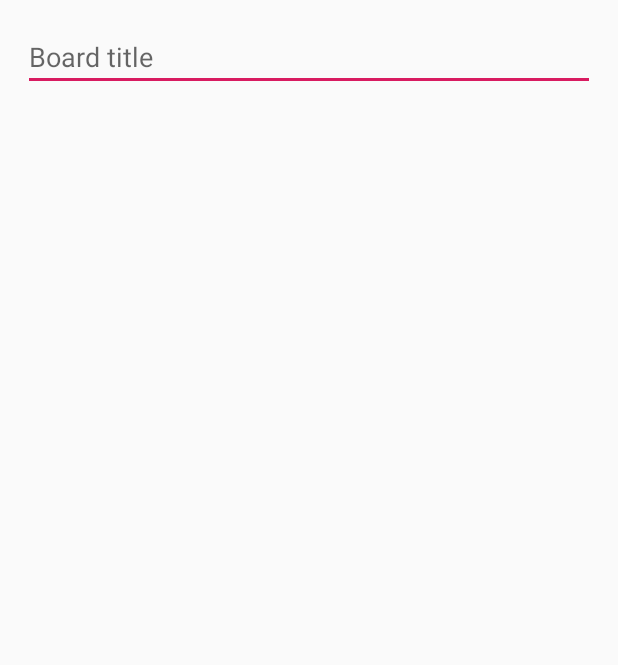
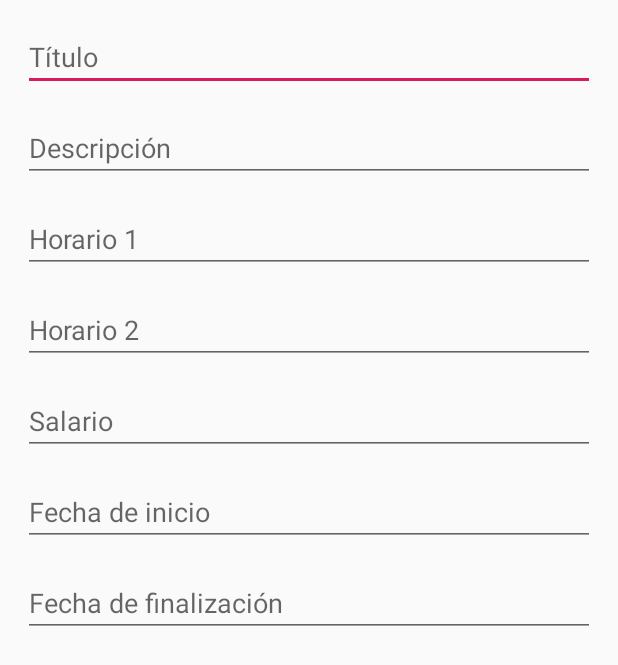
Before and after one commit to mmislej/ChangasUY, an Android app: the layout dialog_create_board.xml on its own in the app's theme, with its tools: preview values and no code run, on a phone screen of 412 x 824 dp. Shown: the top 665 px of the screen. Run offline under Robolectric (Android 15) with nearby library versions, the phone set to English and light mode, and no system bars.

Commit message:
Board crear trabajo
Se crea el formulario crear trabajo y se vincula con las bases de datos

```diff
--- a/app/src/main/AndroidManifest.xml
+++ b/app/src/main/AndroidManifest.xml
@@ -3,6 +3,7 @@
     package="com.test.changasuy">
 
     <application
+        android:name=".app.MyApplication"
         android:allowBackup="true"
         android:icon="@mipmap/ic_launcher"
         android:label="@string/app_name"
--- a/app/src/main/res/layout/dialog_create_board.xml
+++ b/app/src/main/res/layout/dialog_create_board.xml
@@ -7,14 +7,70 @@
     android:layout_height="match_parent">
 
     <EditText
-        android:id="@+id/editTextNewBoard"
+        android:id="@+id/editTextNewBoardTitulo"
         android:layout_width="match_parent"
         android:layout_height="wrap_content"
         android:layout_margin="15dp"
         android:layout_marginTop="15dp"
-        android:hint="Board title"
+        android:hint="Título"
         app:layout_constraintTop_toTopOf="parent"
         tools:layout_editor_absoluteX="15dp"
+        />
 
-        />
+    <EditText
+        android:id="@+id/editTextNewBoardDescripcion"
+        android:layout_width="match_parent"
+        android:layout_height="wrap_content"
+        android:layout_margin="15dp"
+        android:layout_marginTop="5dp"
+        android:hint="Descripción"
+        app:layout_constraintTop_toBottomOf="@+id/editTextNewBoardTitulo"
+        tools:layout_editor_absoluteX="28dp" />
+
+    <EditText
+        android:id="@+id/editTextNewBoardlimiteHorario1"
+        android:layout_width="match_parent"
+        android:layout_height="wrap_content"
+        android:layout_margin="15dp"
+        android:layout_marginTop="5dp"
+        android:hint="Horario 1"
+        app:layout_constraintTop_toBottomOf="@+id/editTextNewBoardDescripcion"
+        tools:layout_editor_absoluteX="28dp" />
+    <EditText
+        android:id="@+id/editTextNewBoardlimiteHorario2"
+        android:layout_width="match_parent"
+        android:layout_height="wrap_content"
+        android:layout_margin="15dp"
+        android:layout_marginTop="5dp"
+        android:hint="Horario 2"
+        app:layout_constraintTop_toBottomOf="@+id/editTextNewBoardlimiteHorario1"
+        tools:layout_editor_absoluteX="28dp" />
+    <EditText
+        android:id="@+id/editTextNewBoardlimiteSalario"
+        android:layout_width="match_parent"
+        android:layout_height="wrap_content"
+        android:layout_margin="15dp"
+        android:layout_marginTop="5dp"
+        android:hint="Salario"
+        app:layout_constraintTop_toBottomOf="@+id/editTextNewBoardlimiteHorario2"
+        tools:layout_editor_absoluteX="28dp" />
+    <EditText
+        android:id="@+id/editTextNewBoardlimiteFechainicio"
+        android:layout_width="match_parent"
+        android:layout_height="wrap_content"
+        android:layout_margin="15dp"
+        android:layout_marginTop="5dp"
+        android:hint="Fecha de inicio"
+        app:layout_constraintTop_toBottomOf="@+id/editTextNewBoardlimiteSalario"
+        tools:layout_editor_absoluteX="28dp" />
+    <EditText
+        android:id="@+id/editTextNewBoardlimiteFechafinal"
+        android:layout_width="match_parent"
+        android:layout_height="wrap_content"
+        android:layout_margin="15dp"
+        android:layout_marginTop="5dp"
+        android:hint="Fecha de finalización"
+        app:layout_constraintTop_toBottomOf="@+id/editTextNewBoardlimiteFechainicio"
+        tools:layout_editor_absoluteX="28dp" />
+
 </androidx.constraintlayout.widget.ConstraintLayout>
--- a/build.gradle
+++ b/build.gradle
@@ -8,7 +8,7 @@ buildscript {
     }
     dependencies {
         classpath 'com.android.tools.build:gradle:3.6.1'
-        classpath "io.realm:realm-gradle-plugin:6.0.2"
+        classpath "io.realm:realm-gradle-plugin:6.1.0"
         // NOTE: Do not place your application dependencies here; they belong
         // in the individual module build.gradle files
     }
```
Also changed, not shown: app/src/main/java/com/test/changasuy/activities/TrabajosActivity.java (+67 -16 lines), app/src/main/java/com/test/changasuy/models/Trabajo.java (+24 -16 lines).
